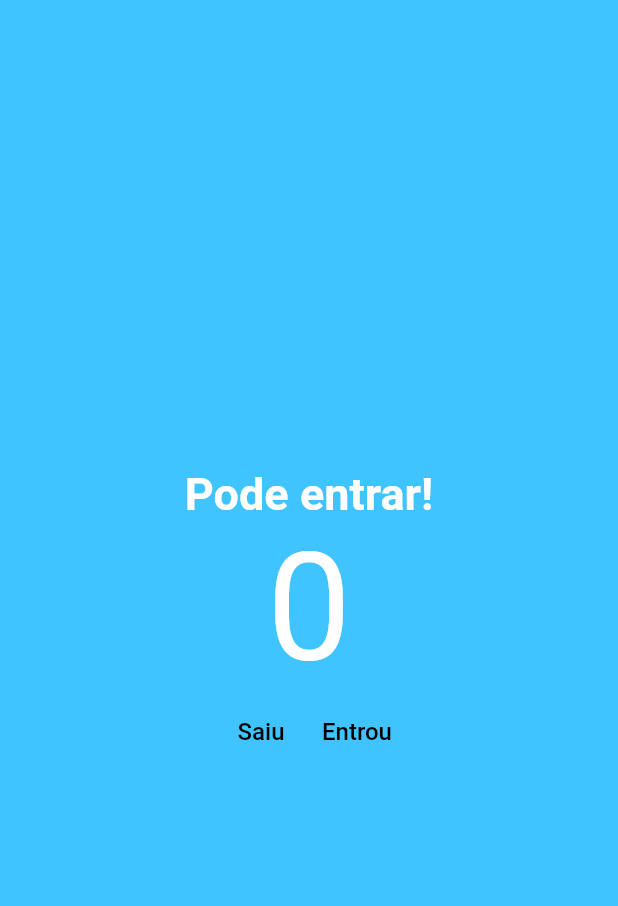
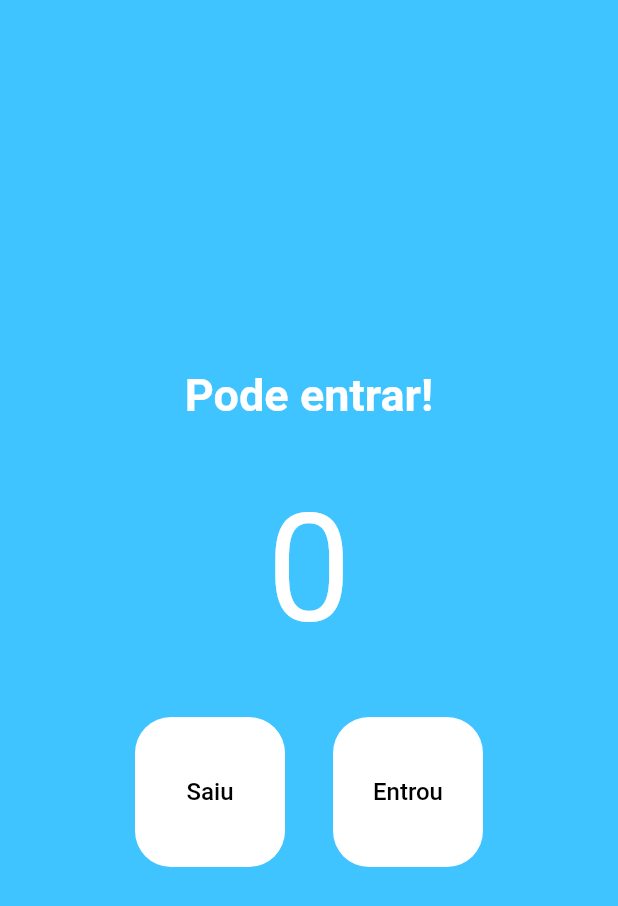
Before and after one commit to anderson-suga/criacao_de_apps_com_flutter, a Flutter app: the screen it shows after launch, on a phone screen of 412 x 824 dp. Shown: the top 906 px of the screen. Run offline on Flutter 3.47's test engine with Material 2 defaults, Android fonts, the phone set to English and light mode, and no system bars.

Commit message:
Aula 76. Personalizando o Botão e Padding

```diff
--- a/Secao_10_Flutter001_-_App_Contador_de_Pessoas/contador/lib/main.dart
+++ b/Secao_10_Flutter001_-_App_Contador_de_Pessoas/contador/lib/main.dart
@@ -41,11 +41,14 @@ class HomePage extends StatelessWidget {
               fontWeight: FontWeight.w700,
             ),
           ),
-          const Text(
-            "0",
-            style: TextStyle(
-              fontSize: 100,
-              color: Colors.white,
+          const Padding(
+            padding: EdgeInsets.all(40),
+            child: Text(
+              "0",
+              style: TextStyle(
+                fontSize: 100,
+                color: Colors.white,
+              ),
             ),
           ),
           Row(
@@ -53,6 +56,14 @@ class HomePage extends StatelessWidget {
             children: [
               TextButton(
                 onPressed: decrement,
+                style: TextButton.styleFrom(
+                  backgroundColor: Colors.white,
+                  fixedSize: const Size(100, 100),
+                  primary: Colors.black,
+                  shape: RoundedRectangleBorder(
+                    borderRadius: BorderRadius.circular(24),
+                  ),
+                ),
                 child: const Text(
                   "Saiu",
                   style: TextStyle(
@@ -61,8 +72,19 @@ class HomePage extends StatelessWidget {
                   ),
                 ),
               ),
+              const SizedBox(
+                width: 32,
+              ),
               TextButton(
                 onPressed: increment,
+                style: TextButton.styleFrom(
+                  backgroundColor: Colors.white,
+                  fixedSize: const Size(100, 100),
+                  primary: Colors.black,
+                  shape: RoundedRectangleBorder(
+                    borderRadius: BorderRadius.circular(24),
+                  ),
+                ),
                 child: const Text(
                   "Entrou",
                   style: TextStyle(
```
